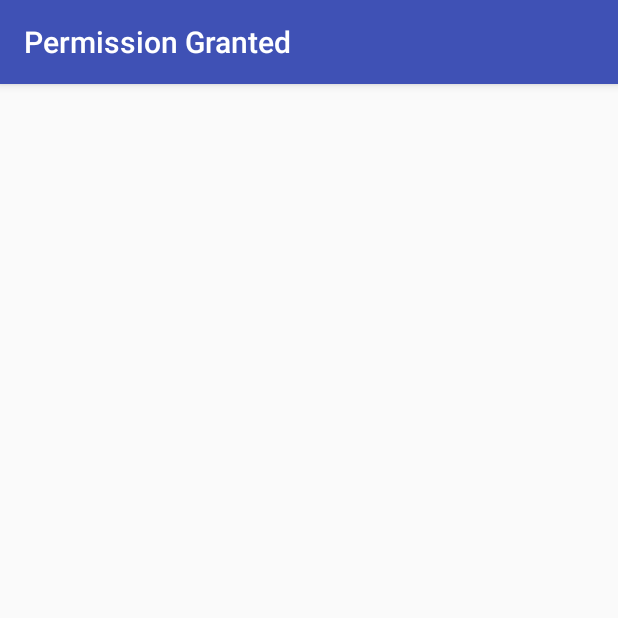
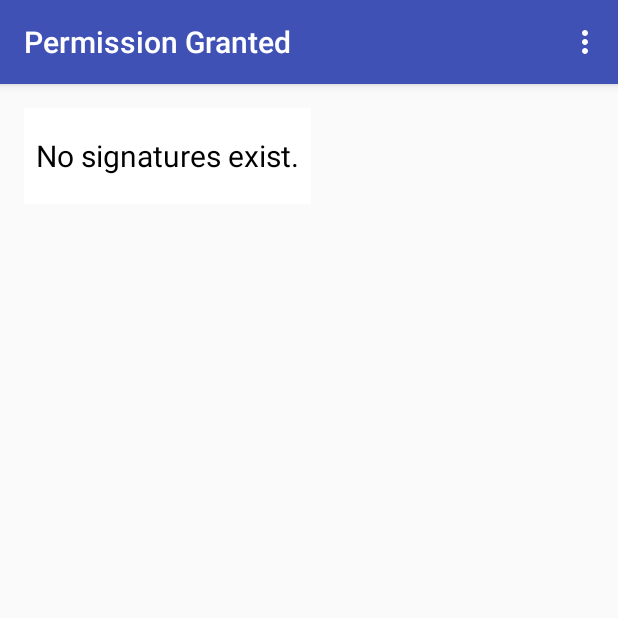
Before and after one commit to ColumCross/PermissionGranted, an Android app: the screen it shows after launch (SignaturesActivity), in the options menu, after a tap on "Signatures", on a phone screen of 412 x 824 dp, the top half of it. Run offline under Robolectric (Android 15) with nearby library versions, the phone set to English and light mode, and no system bars; 1 statement that could not run was skipped.

Commit message:
Tried adding signature page, but it failed. The DatabaseConnector method that gets all the data doesn't like the forms table. Need to see the amount of nulls and their purpose. Changed the logo.

```diff
--- a/app/src/main/java/edu/rit/columcross/permissiongranted/DatabaseConnector.java
+++ b/app/src/main/java/edu/rit/columcross/permissiongranted/DatabaseConnector.java
@@ -90,6 +90,7 @@ public class DatabaseConnector
      */
    public Cursor getAll(String table)
    {
+       //TODO: Why is this breaking?
       return database.query(table, new String[] {"_id", "name"},
          null, null, null, null, "name", null);
    }
--- a/app/src/main/java/edu/rit/columcross/permissiongranted/FormsActivity.java
+++ b/app/src/main/java/edu/rit/columcross/permissiongranted/FormsActivity.java
@@ -2,11 +2,9 @@ package edu.rit.columcross.permissiongranted;
 
 import android.content.Intent;
 import android.database.Cursor;
-import android.graphics.Color;
 import android.os.AsyncTask;
 import android.os.Bundle;
 import android.support.design.widget.FloatingActionButton;
-import android.support.design.widget.Snackbar;
 import android.support.v7.app.AppCompatActivity;
 import android.support.v7.widget.Toolbar;
 import android.util.Log;
@@ -26,7 +24,7 @@ public class FormsActivity extends AppCompatActivity {
     public static final String ROW_ID = "row_id";
 
     // refer to the ListActivity's built-in ListView so we can deal with it programmatically
-    private ListView formListView;
+    private ListView activityListView;
 
     // adapter for populating the ListView
     private CursorAdapter contactAdapter;
@@ -38,16 +36,16 @@ public class FormsActivity extends AppCompatActivity {
         Toolbar toolbar = (Toolbar) findViewById(R.id.toolbar);
         setSupportActionBar(toolbar);
 
-        formListView = (ListView) findViewById(R.id.formListView);; // get the ListView
-        formListView.setOnItemClickListener(viewFormListener);
-        //formListView.setBackgroundColor(Color.BLACK);
+        activityListView = (ListView) findViewById(R.id.formListView);; // get the ListView
+        activityListView.setOnItemClickListener(viewFormListener);
+        //activityListView.setBackgroundColor(Color.BLACK);
         // display message on empty list
         TextView emptyText = (TextView)View.inflate(this,
                 R.layout.forms_list_empty_item, null);
         emptyText.setVisibility(View.GONE);
 
-        ((ViewGroup)formListView.getParent()).addView(emptyText);
-        formListView.setEmptyView(emptyText);
+        ((ViewGroup) activityListView.getParent()).addView(emptyText);
+        activityListView.setEmptyView(emptyText);
 
         // map each contact's name to a TextView in the ListView layout
         String[] from = new String[] { "name" };
@@ -55,7 +53,7 @@ public class FormsActivity extends AppCompatActivity {
         contactAdapter = new SimpleCursorAdapter(
                 FormsActivity.this, R.layout.form_list_item, null, from, to, 0);
 
-        formListView.setAdapter(contactAdapter); // set contactView's adapter to bind the ListView to the CursorAdapter so the ListView can display the data.
+        activityListView.setAdapter(contactAdapter); // set contactView's adapter to bind the ListView to the CursorAdapter so the ListView can display the data.
 
 
         // FAB Controls
--- a/app/src/main/java/edu/rit/columcross/permissiongranted/SignaturesActivity.java
+++ b/app/src/main/java/edu/rit/columcross/permissiongranted/SignaturesActivity.java
@@ -1,13 +1,154 @@
 package edu.rit.columcross.permissiongranted;
 
+import android.content.Intent;
+import android.database.Cursor;
+import android.os.AsyncTask;
 import android.support.v7.app.AppCompatActivity;
 import android.os.Bundle;
+import android.view.Menu;
+import android.view.MenuItem;
+import android.view.View;
+import android.view.ViewGroup;
+import android.widget.AdapterView;
+import android.widget.CursorAdapter;
+import android.widget.ListView;
+import android.widget.SimpleCursorAdapter;
+import android.widget.TextView;
 
 public class SignaturesActivity extends AppCompatActivity {
+
+    // used as a key in a key-value pair that's passed between activities
+    public static final String ROW_ID = "row_id";
+
+    // refer to the ListActivity's built-in ListView so we can deal with it programmatically
+    private ListView activityListView;
+
+    // adapter for populating the ListView
+    private CursorAdapter contactAdapter;
 
     @Override
     protected void onCreate(Bundle savedInstanceState) {
         super.onCreate(savedInstanceState);
         setContentView(R.layout.activity_signatures);
+
+        activityListView = (ListView) findViewById(R.id.signaturesListView);; // get the ListView
+        activityListView.setOnItemClickListener(viewFormListener);
+        //activityListView.setBackgroundColor(Color.BLACK);
+        // display message on empty list
+        TextView emptyText = (TextView) View.inflate(this,
+                R.layout.signature_list_empty_item, null);
+        emptyText.setVisibility(View.GONE);
+
+        ((ViewGroup) activityListView.getParent()).addView(emptyText);
+        activityListView.setEmptyView(emptyText);
+
+        // map each contact's name to a TextView in the ListView layout
+        String[] from = new String[] { "name" };
+        int[] to = new int[] { R.id.formTextView };
+        contactAdapter = new SimpleCursorAdapter(
+                SignaturesActivity.this, R.layout.signature_list_item, null, from, to, 0);
+
+        activityListView.setAdapter(contactAdapter); // set contactView's adapter to bind the ListView to the CursorAdapter so the ListView can display the data.
+
     }
+
+
+
+        @Override
+    //called each time an Activity returns to the foreground including when it is
+    //first created
+        protected void onResume()
+        {
+            super.onResume(); // call super's onResume method
+
+            // create new GetContactsTask and execute it
+            //this is an AsyncTask that gets the complete list of contacts from the db
+            //and sets the contactAdapter’s Cursor for populating the ListView.
+            //AsyncTask method: execute performs the task in a separate thread
+            //Every time this happens, a task is created because an AsyncTask can only
+            //be executed once
+            new SignaturesActivity.GetContactsTask().execute((Object[]) null);
+        } // end method onResume
+
+    // performs database query outside GUI thread
+    private class GetContactsTask extends AsyncTask<Object, Object, Cursor>
+    {
+        DatabaseConnector databaseConnector =
+                new DatabaseConnector(SignaturesActivity.this);
+
+        // perform the database access
+        @Override
+        protected Cursor doInBackground(Object... params)
+        {
+            databaseConnector.open();
+
+            // get a cursor containing call contacts
+            return databaseConnector.getAll("signatures");
+        } // end method doInBackground
+
+        // use the Cursor returned from the doInBackground method
+        @Override
+        protected void onPostExecute(Cursor result)
+        {
+            contactAdapter.changeCursor(result); // set the adapter's Cursor
+            databaseConnector.close();
+        } // end method onPostExecute
+    } // end class GetContactsTask
+
+
+
+
+
+
+
+
+    @Override
+    public boolean onCreateOptionsMenu(Menu menu) {
+        // Inflate the menu; this adds items to the action bar if it is present.
+        getMenuInflater().inflate(R.menu.menu_forms, menu);
+        return true;
+    }
+
+
+
+    // handle choice from options menu
+    @Override
+    public boolean onOptionsItemSelected(MenuItem item)
+    {
+        switch (item.getItemId()) // switch based on selected MenuItem's ID
+        {
+            case R.id.action_settings:
+                // create an Intent to launch the Settings Activity
+                Intent addEditContact =
+                        new Intent(this, SettingsActivity.class);
+                startActivity(addEditContact); // start the Activity
+                return true;
+            case R.id.action_signatures:
+                startActivity(new Intent(this, SignaturesActivity.class));
+                return true;
+            default:
+                return super.onOptionsItemSelected(item);
+        } // end switch
+    } // end method onOptionsItemSelected
+
+
+
+
+
+    // event listener that responds to the user touching a contact's name
+    // in the ListView
+    AdapterView.OnItemClickListener viewFormListener = new AdapterView.OnItemClickListener()
+    {
+        @Override
+        public void onItemClick(AdapterView<?> parent, View view, int position, long id)
+        {
+            // create an Intent to launch the ViewContact Activity
+            Intent viewContact =
+                    new Intent(SignaturesActivity.this, ViewForm.class);
+
+            // pass the selected contact's row ID as an extra with the Intent
+            viewContact.putExtra(ROW_ID, id);
+            startActivity(viewContact); // start the ViewContact Activity
+        } // end method onItemClick
+    }; // end viewContactListener
 }
--- a/app/src/main/res/layout/activity_signatures.xml
+++ b/app/src/main/res/layout/activity_signatures.xml
@@ -10,4 +10,14 @@
     android:paddingTop="@dimen/activity_vertical_margin"
     tools:context="edu.rit.columcross.permissiongranted.SignaturesActivity">
 
+    <ListView
+        android:id="@+id/signaturesListView"
+        android:layout_width="match_parent"
+        android:layout_height="match_parent"
+        android:layout_alignParentBottom="true"
+        android:layout_alignParentRight="true"
+        android:layout_alignParentEnd="true"
+        android:layout_marginRight="12dp"
+        android:layout_marginEnd="12dp"
+        android:layout_marginBottom="16dp" />
 </RelativeLayout>
--- a/build.gradle
+++ b/build.gradle
@@ -5,7 +5,7 @@ buildscript {
         jcenter()
     }
     dependencies {
-        classpath 'com.android.tools.build:gradle:2.3.0'
+        classpath 'com.android.tools.build:gradle:2.3.1'
 
         // NOTE: Do not place your application dependencies here; they belong
         // in the individual module build.gradle files
```
Also changed, not shown: app/src/main/ic_launcher-web.png (added), app/src/main/res/mipmap-hdpi/ic_launcher.png, app/src/main/res/mipmap-mdpi/ic_launcher.png, app/src/main/res/mipmap-xhdpi/ic_launcher.png, app/src/main/res/mipmap-xxhdpi/ic_launcher.png, app/src/main/res/mipmap-xxxhdpi/ic_launcher.png, 307 other files.
